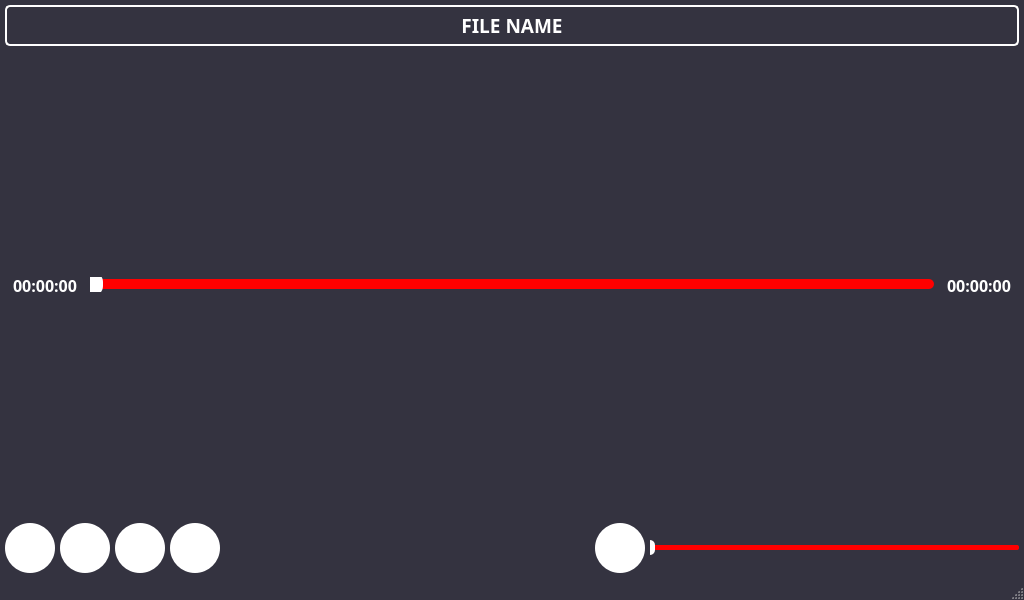
First picture: the form in src/view/audioview.ui, repository thinhth510/DATN_QT, before the edit.
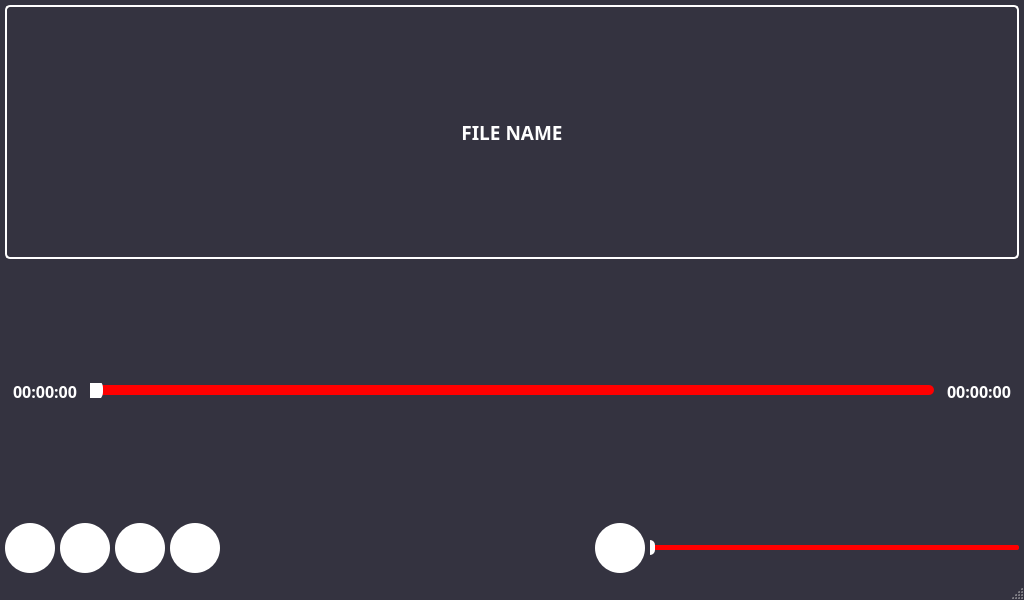
Second picture: the form after the edit.

Diff of the .ui file:
```diff
--- a/src/view/audioview.ui
+++ b/src/view/audioview.ui
@@ -69,19 +69,6 @@
       </property>
      </widget>
     </item>
-    <item>
-     <spacer name="verticalSpacer">
-      <property name="orientation">
-       <enum>Qt::Orientation::Vertical</enum>
-      </property>
-      <property name="sizeHint" stdset="0">
-       <size>
-        <width>20</width>
-        <height>40</height>
-       </size>
-      </property>
-     </spacer>
-    </item>
     <item>
      <layout class="QHBoxLayout" name="timeLayout">
       <item>
@@ -153,19 +140,6 @@
       </item>
      </layout>
     </item>
-    <item>
-     <spacer name="verticalSpacer_2">
-      <property name="orientation">
-       <enum>Qt::Orientation::Vertical</enum>
-      </property>
-      <property name="sizeHint" stdset="0">
-       <size>
-        <width>20</width>
-        <height>40</height>
-       </size>
-      </property>
-     </spacer>
-    </item>
     <item>
      <layout class="QHBoxLayout" name="controlsLayout">
       <item>
```
